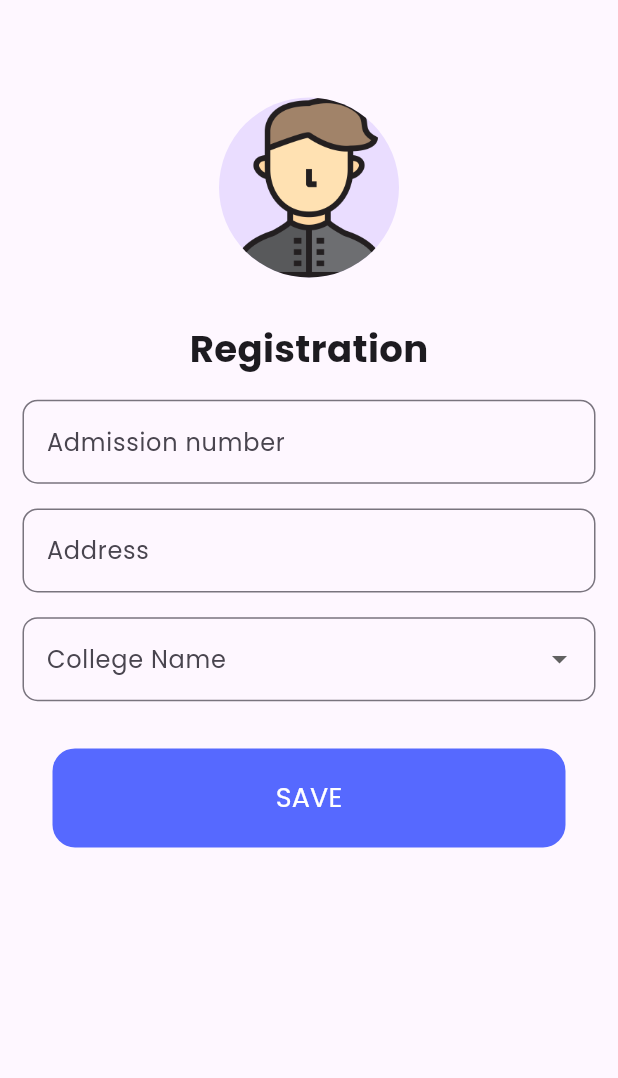
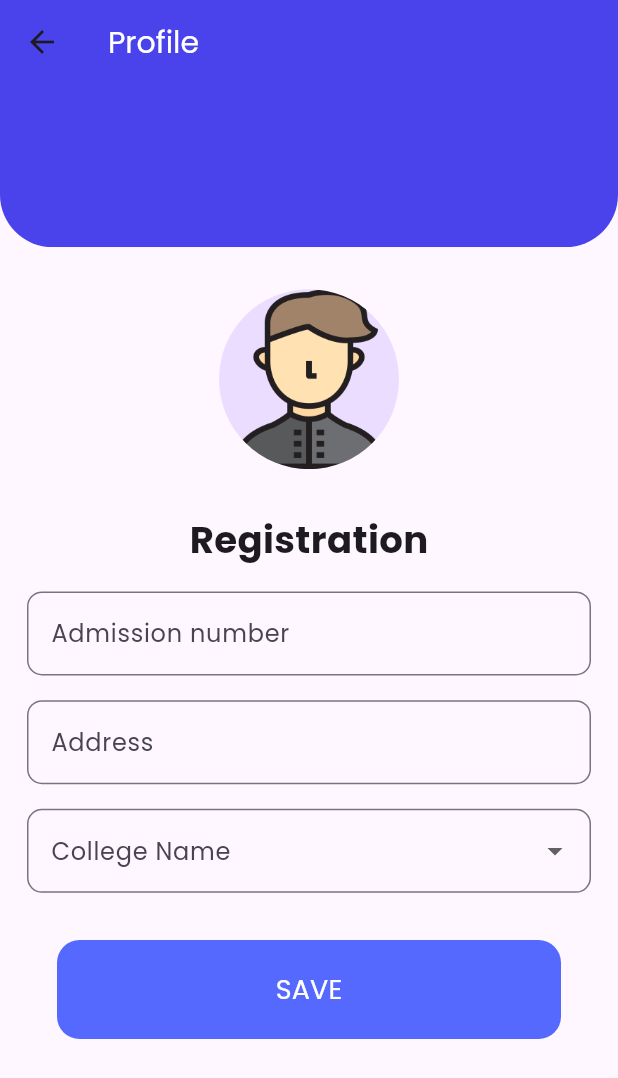
Before and after one commit to yyuvraj54/Selly, a Flutter app: the registration screen opened directly, on a phone screen of 412 x 824 dp. Shown: the top 1078 px of the screen. Run offline on Flutter 3.47's test engine with Material 3 defaults, Android fonts, the phone set to English and light mode, and no system bars; our stand-ins replace animated_notch_bottom_bar, bloc, dio, email_validator, flutter_bloc, flutter_svg and 6 more; missing offline and left inert: dart:ffi, flutter_carousel_slider; accounts and stored records are empty.

Commit message:
created common design for category wishlist myitems profile etc..

```diff
--- a/lib/core/api.dart
+++ b/lib/core/api.dart
@@ -1,7 +1,7 @@
 import 'package:dio/dio.dart';
 import 'package:pretty_dio_logger/pretty_dio_logger.dart';
 
-const BASE_URL = 'http://192.168.1.9:5000/api/';
+const BASE_URL = 'https://selling-portal.onrender.com/api/';
 const Map<String, dynamic>DEFAULT_HEADERS = {
   'content-type':'application/json'
 };
--- a/lib/data/data_repository/user_repository.dart
+++ b/lib/data/data_repository/user_repository.dart
@@ -17,7 +17,7 @@ class UserRepository {
     required int phoneNumber,
   }) async {
     try {
-      Response response = await _api.sendRequest.post('/user/auth/signup',
+      Response response = await _api.sendRequest.post('user/auth/signup',
           data: jsonEncode({
             "name": name,
             "email": email,
--- a/lib/logic/cubits/user/user_cubit.dart
+++ b/lib/logic/cubits/user/user_cubit.dart
@@ -41,10 +41,7 @@ class UserCubit extends Cubit<UserState> {
       Login(email: email, password: password);
     }
   }
-  void _emitLoggedInState(
-      {required String email,
-        required String password,
-        required UserModel userModel}) async {
+  void _emitLoggedInState({required String email, required String password, required UserModel userModel}) async {
 
     await Preferences.saveUserDetail(email, password);
     emit(UserLoggedInState(userModel));
--- a/lib/presentation/screens/Auth/loginPage.dart
+++ b/lib/presentation/screens/Auth/loginPage.dart
@@ -91,10 +91,8 @@ class LoginPage extends StatelessWidget {
                   child: MyElevatedButton(
 
                       child: Text('LOG IN',style: commonTextsStyle(color: Colors.white)),
-
                       onPressed: () {
                         provider.login();
-
                       }),
                 ),
 
--- a/lib/presentation/screens/Auth/provider/login_provider.dart
+++ b/lib/presentation/screens/Auth/provider/login_provider.dart
@@ -22,6 +22,8 @@ class LoginProvider with ChangeNotifier{
   StreamSubscription? _userSubscription;
   //this will help in validating the form
   final formKey = GlobalKey<FormState>();
+
+
   void  login () async{
     //toh pehle hm validate krre hong textfields using the FORM widgets
     //usme ek key lagaya h jisse hm uski state ko access kar payenge
--- a/lib/presentation/screens/Auth/signupPage.dart
+++ b/lib/presentation/screens/Auth/signupPage.dart
@@ -128,11 +128,7 @@ class signup extends StatelessWidget {
                           ),
                           SizedBox(width: 8.0),
                           GestureDetector(
-                              child: Text(
-                                'Login',
-                                style:
-                                    commonTextsStyle(color: Color(0xFF2591EA)),
-                              ),
+                              child: Text('Login', style: commonTextsStyle(color: Color(0xFF2591EA)),),
                               onTap: () {
                                 Navigator.pushReplacementNamed(context, LoginPage.routeName);
                               }),
--- a/lib/presentation/screens/screen/settingsScreen/registrationPage.dart
+++ b/lib/presentation/screens/screen/settingsScreen/registrationPage.dart
@@ -2,6 +2,8 @@ import 'dart:io';
 
 import 'package:flutter/material.dart';
 import 'package:sellingportal/presentation/widget/MyElevatedButton.dart';
+
+import '../../../../res/drawable/backgroundWave.dart';
 
 
 GlobalKey<FormState> _formKey = GlobalKey<FormState>();
@@ -9,20 +11,40 @@ bool _isSaveEnabled = false;
 
 class registration extends StatelessWidget {
   const registration({super.key});
+  static const String routeName = 'registration';
 
   @override
   Widget build(BuildContext context) {
     double screenHeight = MediaQuery.of(context).size.height;
+    final height = MediaQuery.of(context).size.height;
     return Scaffold(
       resizeToAvoidBottomInset: false,
-      body: Padding(
-        padding: const EdgeInsets.all(15.0),
-        child: Form(
-          key: _formKey,
-          child: Column(
+      body:Column(
+        children: [
+      Stack(
       children: [
       Container(
-                margin: EdgeInsets.only(top:50),
+      height: height * 0.20,
+        child: BackgroundWave(
+          height: height * 20,
+          colors: Color.fromRGBO(74, 67, 236, 1),
+        ),
+      ),
+      AppBar(
+        backgroundColor: Color.fromRGBO(74, 67, 236, 1),
+        title: Text('Profile' ,style:commonTextsStyle(fontsize: 20,color: Colors.white),),
+        // Add more app bar properties if needed
+      ),
+      ],
+    ),
+    Expanded(
+    child: SingleChildScrollView(
+    child:Padding(
+      padding: const EdgeInsets.all(18.0),
+      child: Form(key: _formKey, child: Column(
+          children:[
+                Container(
+                  margin: EdgeInsets.only(top:10),
                   alignment: Alignment.center,
                   child: CircleAvatar(radius: 60.0, backgroundImage: AssetImage('assets/images/profile.png'),
                   ),
@@ -92,10 +114,14 @@ class registration extends StatelessWidget {
                     ),
                   ),
                 ),
+
                 ],
               ),
             ),
     ),
+        ),
+      ),
+      ]),
     );
   }
 }
```
Also changed, not shown: lib/core/routes.dart (+13 -0 lines), lib/presentation/screens/screen/Myitems.dart (added, +62 -0 lines), lib/presentation/screens/screen/WishList.dart (added, +59 -0 lines), lib/presentation/screens/screen/category/categoryPage.dart (+36 -8 lines), lib/presentation/screens/screen/profile/profile_screen.dart (+20 -14 lines), lib/presentation/screens/screen/sellFormScreens/stepperMainPage.dart (+6 -3 lines). Lines whose indentation alone changed are shown as unchanged.
